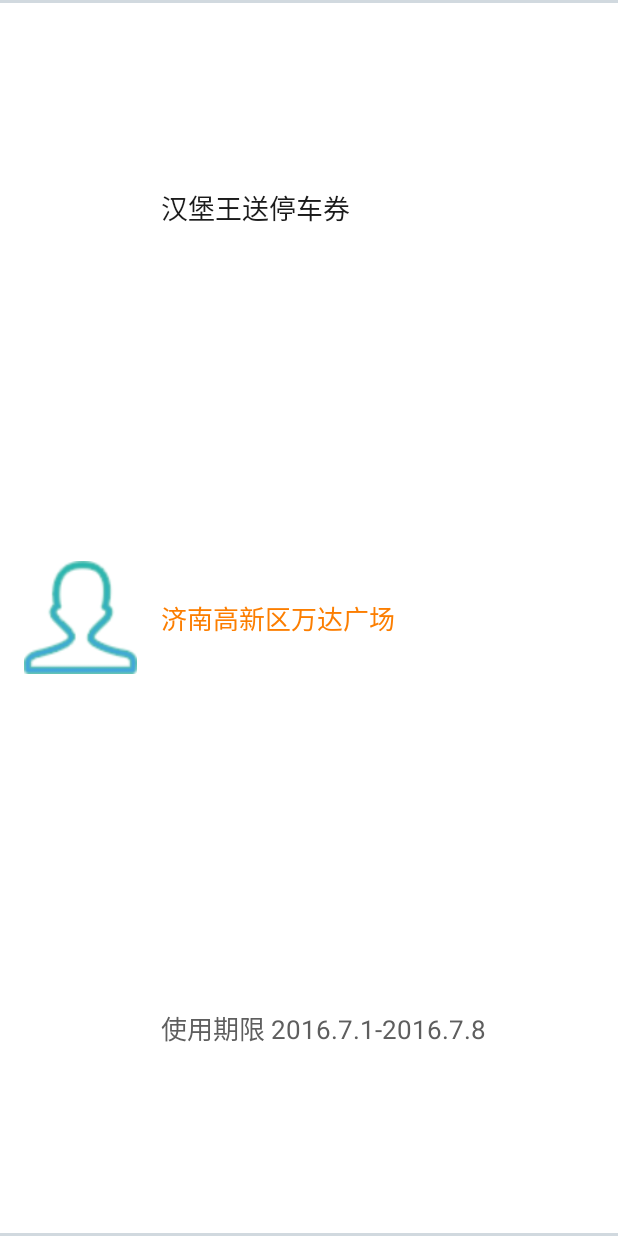
After one commit to TendVictor/FreeParkingUsers, an Android app: the layout layout_ticket_item.xml on its own in the app's theme, with its tools: preview values and no code run, on a phone screen of 412 x 824 dp. The commit adds this screen. Run offline under Robolectric (Android 15) with nearby library versions, the phone set to English and light mode, and no system bars.

```diff
--- a/app/src/main/java/com/example/chen/freeparkingusers/activity/SellerDetailActivity.java
+++ b/app/src/main/java/com/example/chen/freeparkingusers/activity/SellerDetailActivity.java
@@ -2,8 +2,6 @@
 
 import android.app.Activity;
 import android.os.Bundle;
-
-import com.example.chen.freeparkingusers.R;
 
 /**
  * Created by Pants on 2016/7/5.
@@ -13,7 +11,6 @@
     @Override
     protected void onCreate(Bundle savedInstanceState) {
         super.onCreate(savedInstanceState);
-        setContentView(R.layout.activity_compaign_detail);
 
     }
 }
--- a/app/src/main/res/layout/activity_main.xml
+++ b/app/src/main/res/layout/activity_main.xml
@@ -46,7 +46,8 @@
             android:layout_width="0dp"
             android:layout_weight="1"
             android:layout_height="match_parent"
-            android:src="@drawable/iv_scan"/>
+            android:src="@drawable/iv_scan"
+            android:onClick="scanQRCode"/>
 
     </LinearLayout>
 
--- /dev/null
+++ b/app/src/main/res/layout/layout_ticket_item.xml
@@ -0,0 +1,60 @@
+<?xml version="1.0" encoding="utf-8"?>
+<RelativeLayout xmlns:android="http://schemas.android.com/apk/res/android"
+    android:layout_width="match_parent"
+    android:layout_height="match_parent"
+    android:paddingTop="2dp"
+    android:paddingBottom="2dp"
+    android:background="#d1d9df">
+
+    <RelativeLayout
+        android:layout_width="match_parent"
+        android:layout_height="match_parent"
+        android:background="#ffffff">
+
+        <ImageView
+            android:id="@+id/iv_activity"
+            android:layout_width="75dp"
+            android:layout_height="75dp"
+            android:layout_centerVertical="true"
+            android:layout_marginLeft="16dp"
+            android:layout_marginRight="16dp"
+            android:background="@drawable/btn_personal" />
+
+        <LinearLayout
+            android:layout_width="match_parent"
+            android:layout_height="match_parent"
+            android:layout_toRightOf="@id/iv_activity"
+            android:orientation="vertical">
+
+            <TextView
+                android:id="@+id/tv_name"
+                android:layout_width="match_parent"
+                android:layout_height="0dp"
+                android:layout_weight="1.0"
+                android:gravity="left|center"
+                android:text="汉堡王送停车券"
+                android:textColor="#1b1b1b"
+                android:textSize="18sp" />
+
+            <TextView
+                android:id="@+id/iv_address"
+                android:layout_width="match_parent"
+                android:layout_height="0dp"
+                android:layout_weight="1.0"
+                android:gravity="left|center"
+                android:text="济南高新区万达广场"
+                android:textColor="#fc7e00"
+                android:textSize="17sp" />
+
+            <TextView
+                android:id="@+id/iv_deadline"
+                android:layout_width="match_parent"
+                android:layout_height="0dp"
+                android:layout_weight="1.0"
+                android:gravity="left|center"
+                android:text="使用期限 2016.7.1-2016.7.8"
+                android:textColor="#5e5e5e"
+                android:textSize="17sp" />
+        </LinearLayout>
+    </RelativeLayout>
+</RelativeLayout>
--- a/libzxing/src/main/java/com/xys/libzxing/zxing/activity/CaptureActivity.java
+++ b/libzxing/src/main/java/com/xys/libzxing/zxing/activity/CaptureActivity.java
@@ -28,7 +28,6 @@
 import android.view.View;
 import android.view.Window;
 import android.view.WindowManager;
-import android.widget.RelativeLayout;
 
 import com.google.zxing.Result;
 import com.xys.libzxing.R;
@@ -61,7 +60,6 @@
     private BeepManager beepManager;
 
     private SurfaceView scanPreview = null;
-    private RelativeLayout scanContainer;
     private ScanView scanCropView;
 
     private Rect mCropRect = null;
@@ -82,7 +80,6 @@
         window.addFlags(WindowManager.LayoutParams.FLAG_KEEP_SCREEN_ON);
         setContentView(R.layout.activity_capture);
 
-        scanContainer = (RelativeLayout) findViewById(R.id.capture_container);
         scanPreview = (SurfaceView) findViewById(R.id.capture_preview);
         //扫描视图
         scanCropView = (ScanView) findViewById(R.id.capture_crop_view);
```
Also changed, not shown: app/src/main/java/com/example/chen/freeparkingusers/Fragments/ticketFragment.java (+21 -6 lines), app/src/main/java/com/example/chen/freeparkingusers/MainActivity.java (+9 -0 lines), app/src/main/res/layout/fragment_ticket.xml (+12 -70 lines).
